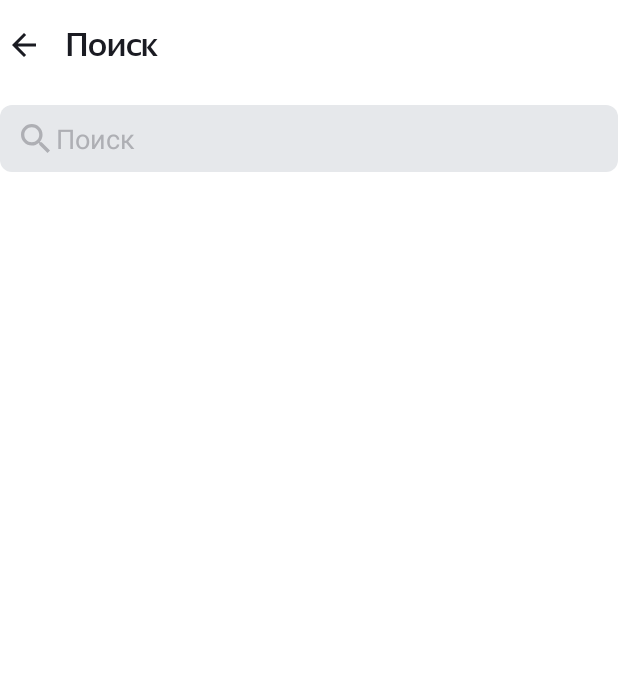
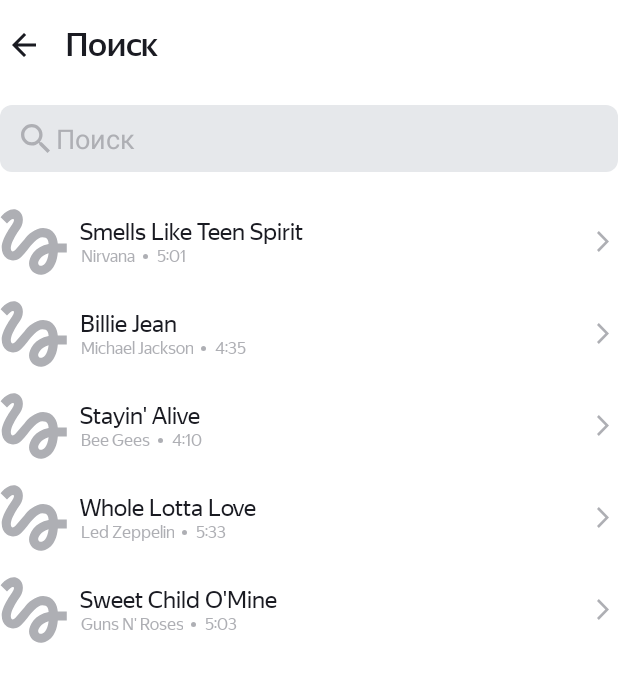
Before and after one commit to Filin1985/Playlist, an Android app: the SearchActivity screen opened directly, with no data from a screen before it, on a phone screen of 412 x 824 dp. Shown: the top 682 px of the screen. Run offline under Robolectric (Android 15) with nearby library versions, the phone set to English and light mode, and no system bars; pictures from the network do not load.

Commit message:
Finish RecyclerView for playlist in search activity

```diff
--- a/app/build.gradle.kts
+++ b/app/build.gradle.kts
@@ -45,4 +45,7 @@ dependencies {
     testImplementation(libs.junit)
     androidTestImplementation(libs.androidx.junit)
     androidTestImplementation(libs.androidx.espresso.core)
+
+    implementation("com.github.bumptech.glide:glide:4.15.0")
+    annotationProcessor("com.github.bumptech.glide:compiler:4.15.0")
 }
--- a/app/src/main/AndroidManifest.xml
+++ b/app/src/main/AndroidManifest.xml
@@ -1,6 +1,8 @@
 <?xml version="1.0" encoding="utf-8"?>
 <manifest xmlns:android="http://schemas.android.com/apk/res/android"
     xmlns:tools="http://schemas.android.com/tools">
+
+    <uses-permission android:name="android.permission.INTERNET"/>
 
     <application
         android:screenOrientation="portrait"
--- a/app/src/main/java/com/example/playlistmaker/SearchActivity.kt
+++ b/app/src/main/java/com/example/playlistmaker/SearchActivity.kt
@@ -15,6 +15,9 @@ import androidx.activity.enableEdgeToEdge
 import androidx.appcompat.app.AppCompatActivity
 import androidx.core.view.ViewCompat
 import androidx.core.view.WindowInsetsCompat
+import androidx.recyclerview.widget.LinearLayoutManager
+import androidx.recyclerview.widget.RecyclerView
+import com.bumptech.glide.Glide
 
 class SearchActivity : AppCompatActivity() {
     private var searchInput: String = ""
@@ -29,6 +32,11 @@ class SearchActivity : AppCompatActivity() {
             v.setPadding(systemBars.left, systemBars.top, systemBars.right, systemBars.bottom)
             insets
         }
+
+        val trackRecycleView = findViewById<RecyclerView>(R.id.trackSearchRecyclerView)
+        trackRecycleView.layoutManager = LinearLayoutManager(this)
+        val trackAdapter = TracksAdapter(MockSongsData.getSongsData())
+        trackRecycleView.adapter = trackAdapter
 
         val arrowBack = findViewById<ImageView>(R.id.arrow_back)
         arrowBack.setOnClickListener {
--- /dev/null
+++ b/app/src/main/java/com/example/playlistmaker/Track.kt
@@ -0,0 +1,81 @@
+package com.example.playlistmaker
+
+import android.view.LayoutInflater
+import android.view.ViewGroup
+import android.widget.ImageView
+import android.widget.TextView
+import androidx.recyclerview.widget.RecyclerView
+import com.bumptech.glide.Glide
+import com.bumptech.glide.load.resource.bitmap.RoundedCorners
+
+
+data class Track(val trackName: String, val artistName: String, val trackTime: String, val artworkUrl100: String)
+
+class TracksViewHolder(parentView: ViewGroup): RecyclerView.ViewHolder(LayoutInflater.from(parentView.context).inflate(R.layout.song_card, parentView, false)) {
+    private val trackName: TextView = itemView.findViewById(R.id.trackName)
+    private val artistName: TextView = itemView.findViewById(R.id.artistName)
+    private val trackTime: TextView = itemView.findViewById(R.id.trackTime)
+    private val artworkUrl100: ImageView = itemView.findViewById(R.id.artworkUrl)
+
+    fun bind(model: Track) {
+        trackName.text = model.trackName
+        artistName.text = model.artistName
+        trackTime.text = model.trackTime
+        Glide.with(itemView)
+            .load(model.artworkUrl100)
+            .placeholder(R.drawable.default_art_work)
+            .transform(RoundedCorners(itemView.resources.getDimensionPixelSize(R.dimen.art_work)))
+            .into(artworkUrl100)
+    }
+}
+
+class TracksAdapter(
+    private val tracks : List<Track>
+) : RecyclerView.Adapter<TracksViewHolder>() {
+
+    override fun onCreateViewHolder(parent: ViewGroup, viewType: Int): TracksViewHolder {
+        return TracksViewHolder(parent)
+    }
+
+    override fun onBindViewHolder(holder: TracksViewHolder, position: Int) {
+        holder.bind(tracks[position])
+    }
+
+    override fun getItemCount(): Int = tracks.size
+
+}
+
+object MockSongsData {
+    fun getSongsData() = listOf(
+        Track(
+            trackName = "Smells Like Teen Spirit",
+            artistName = "Nirvana",
+            trackTime = "5:01",
+            artworkUrl100 = "https://is5-ssl.mzstatic.com/image/thumb/Music115/v4/7b/58/c2/7b58c21a-2b51-2bb2-e59a-9bb9b96ad8c3/00602567924166.rgb.jpg/100x100bb.jpg"
+        ),
+        Track(
+            trackName = "Billie Jean",
+            artistName = "Michael Jackson",
+            trackTime = "4:35",
+            artworkUrl100 = "https://is5-ssl.mzstatic.com/image/thumb/Music125/v4/3d/9d/38/3d9d3811-71f0-3a0e-1ada-3004e56ff852/827969428726.jpg/100x100bb.jpg"
+        ),
+        Track(
+            trackName = "Stayin' Alive",
+            artistName = "Bee Gees",
+            trackTime = "4:10",
+            artworkUrl100 = "https://is4-ssl.mzstatic.com/image/thumb/Music115/v4/1f/80/1f/1f801fc1-8c0f-ea3e-d3e5-387c6619619e/16UMGIM86640.rgb.jpg/100x100bb.jpg"
+        ),
+        Track(
+            trackName = "Whole Lotta Love",
+            artistName = "Led Zeppelin",
+            trackTime = "5:33",
+            artworkUrl100 = "https://is2-ssl.mzstatic.com/image/thumb/Music62/v4/7e/17/e3/7e17e33f-2efa-2a36-e916-7f808576cf6b/mzm.fyigqcbs.jpg/100x100bb.jpg"
+        ),
+        Track(
+            trackName = "Sweet Child O'Mine",
+            artistName = "Guns N' Roses",
+            trackTime = "5:03",
+            artworkUrl100 = "https://is5-ssl.mzstatic.com/image/thumb/Music125/v4/a0/4d/c4/a04dc484-03cc-02aa-fa82-5334fcb4bc16/18UMGIM24878.rgb.jpg/100x100bb.jpg"
+        )
+    )
+}
--- /dev/null
+++ b/app/src/main/res/drawable/default_art_work.xml
@@ -0,0 +1,9 @@
+<vector xmlns:android="http://schemas.android.com/apk/res/android"
+    android:width="35dp"
+    android:height="35dp"
+    android:viewportWidth="35"
+    android:viewportHeight="35">
+    <path
+        android:pathData="M3.606,7.919C4.919,6.588 6.231,5.387 6.812,5.631C7.75,6.006 6.812,7.563 6.25,8.481C5.781,9.269 0.887,15.775 0.887,20.313C0.887,22.712 1.787,24.7 3.4,25.9C4.806,26.95 6.662,27.269 8.35,26.763C10.356,26.181 12.006,24.138 14.087,21.569C16.356,18.775 19.394,15.119 21.737,15.119C24.794,15.119 24.831,17.013 25.038,18.475C17.95,19.675 14.95,25.356 14.95,28.544C14.95,31.731 17.65,34.338 20.969,34.338C24.025,34.338 29.013,31.844 29.763,22.9H34.375V18.212H29.744C29.462,15.119 27.7,10.337 22.188,10.337C17.969,10.337 14.35,13.919 12.925,15.663C11.837,17.031 9.062,20.313 8.631,20.763C8.162,21.325 7.356,22.337 6.55,22.337C5.706,22.337 5.2,20.781 5.875,18.737C6.531,16.694 8.5,13.375 9.344,12.137C10.806,10 11.781,8.538 11.781,5.988C11.781,1.919 8.706,0.625 7.075,0.625C4.6,0.625 2.444,2.5 1.975,2.969C1.3,3.644 0.737,4.206 0.325,4.713L3.606,7.919ZM21.025,29.781C20.444,29.781 19.638,29.294 19.638,28.431C19.638,27.306 21.006,24.306 25.019,23.256C24.456,28.3 22.337,29.781 21.025,29.781Z"
+        android:fillColor="#AEAFB4"/>
+</vector>
--- /dev/null
+++ b/app/src/main/res/drawable/ic_dot.xml
@@ -0,0 +1,9 @@
+<vector xmlns:android="http://schemas.android.com/apk/res/android"
+    android:width="3dp"
+    android:height="3dp"
+    android:viewportWidth="3"
+    android:viewportHeight="3">
+  <path
+      android:pathData="M1.5,1.5m-1.5,0a1.5,1.5 0,1 1,3 0a1.5,1.5 0,1 1,-3 0"
+      android:fillColor="#AEAFB4"/>
+</vector>
--- /dev/null
+++ b/app/src/main/res/drawable/ic_song_arrow.xml
@@ -0,0 +1,9 @@
+<vector xmlns:android="http://schemas.android.com/apk/res/android"
+    android:width="8dp"
+    android:height="14dp"
+    android:viewportWidth="8"
+    android:viewportHeight="14">
+  <path
+      android:pathData="M0,12.748L1.213,14L8,7L1.213,0L0,1.252L5.573,7L0,12.748Z"
+      android:fillColor="#AEAFB4"/>
+</vector>
--- a/app/src/main/res/layout/activity_search.xml
+++ b/app/src/main/res/layout/activity_search.xml
@@ -10,7 +10,9 @@
         android:layout_width="match_parent"
         android:layout_height="match_parent"
         android:gravity="top"
-        android:orientation="vertical">
+        android:orientation="vertical"
+        tools:layout_editor_absoluteX="16dp"
+        tools:layout_editor_absoluteY="2dp">
 
         <LinearLayout
             android:layout_width="match_parent"
@@ -31,6 +33,7 @@
             android:layout_width="match_parent"
             android:layout_height="wrap_content"
             android:layout_marginTop="24dp"
+            android:layout_marginBottom="16dp"
             android:orientation="horizontal"
             tools:context=".MainActivity">
 
@@ -42,12 +45,17 @@
 
             <ImageView
                 android:id="@+id/clearIcon"
+                style="@style/IconSearchStyle"
+                android:contentDescription="@string/search"
                 android:src="@drawable/ic_clear"
-                android:contentDescription="@string/search"
-                android:visibility="gone"
-                style="@style/IconSearchStyle"/>
+                android:visibility="gone" />
         </FrameLayout>
 
+
+        <androidx.recyclerview.widget.RecyclerView
+            android:id="@+id/trackSearchRecyclerView"
+            android:layout_width="match_parent"
+            android:layout_height="match_parent" />
     </LinearLayout>
 
 
--- /dev/null
+++ b/app/src/main/res/layout/song_card.xml
@@ -0,0 +1,70 @@
+<?xml version="1.0" encoding="utf-8"?>
+    <LinearLayout
+        xmlns:android="http://schemas.android.com/apk/res/android"
+        xmlns:tools="http://schemas.android.com/tools"
+        android:layout_width="match_parent"
+        android:layout_height="wrap_content"
+        android:orientation="horizontal"
+        android:gravity="center_vertical">
+
+        <ImageView
+            android:id="@+id/artworkUrl"
+            android:layout_width="45dp"
+            android:layout_height="45dp"
+            android:scaleType="centerCrop"
+            android:layout_gravity="center"
+            tools:src="@drawable/default_art_work"/>
+
+        <LinearLayout
+            android:layout_width="0dp"
+            android:layout_height="wrap_content"
+            android:layout_weight="1"
+            android:orientation="vertical"
+            android:paddingVertical="14dp"
+            android:paddingStart="8dp">
+
+            <TextView
+                android:id="@+id/trackName"
+                style="@style/TextSettingsStyle"
+                android:layout_width="match_parent"
+                android:layout_height="wrap_content"
+                android:ellipsize="end"
+                android:gravity="center_vertical"
+                android:maxLines="1"
+                tools:text="Yesterday (Remastered 2009)" />
+
+            <LinearLayout
+                android:layout_width="match_parent"
+                android:layout_height="wrap_content"
+                android:orientation="horizontal">
+
+                <TextView
+                    android:id="@+id/artistName"
+                    android:ellipsize="end"
+                    android:gravity="end"
+                    android:maxLines="1"
+                    tools:text="The Beatles"
+                    style="@style/ArtistTextStyle"/>
+
+                <ImageView
+                    android:id="@+id/dot"
+                    android:paddingLeft="5dp"
+                    android:paddingRight="5dp"
+                    android:src="@drawable/ic_dot"
+                    style="@style/ImageSettingsStyle"/>
+
+                <TextView
+                    android:id="@+id/trackTime"
+                    tools:text="2:55"
+                    style="@style/ArtistTextStyle"/>
+
+            </LinearLayout>
+
+        </LinearLayout>
+
+        <ImageView
+            android:id="@+id/songArrow"
+            android:layout_gravity="center_vertical"
+            android:src="@drawable/ic_song_arrow"
+            style="@style/ImageSettingsStyle"/>
+    </LinearLayout>
--- /dev/null
+++ b/app/src/main/res/values-night/styles.xml
@@ -0,0 +1,20 @@
+<?xml version="1.0" encoding="utf-8"?>
+<resources>
+    <style name="ArtistTextStyle">
+        <item name="android:layout_width">wrap_content</item>
+        <item name="android:layout_height">wrap_content</item>
+        <item name="android:textSize">@dimen/artist_text_size</item>
+        <item name="android:textColor">@color/yp_white</item>
+        <item name="fontFamily">@font/ys_display_regular</item>
+    </style>
+
+    <style name="ImageSettingsStyle">
+        <item name="android:layout_width">wrap_content</item>
+        <item name="android:layout_height">wrap_content</item>
+        <item name="android:layout_gravity">center</item>
+        <item name="android:scaleType">center</item>
+        <item name="android:gravity">end</item>
+        <item name="android:paddingEnd">@dimen/icon_padding_right</item>
+        <item name="tint">@color/yp_white</item>
+    </style>
+</resources>
--- a/app/src/main/res/values-night/themes.xml
+++ b/app/src/main/res/values-night/themes.xml
@@ -9,6 +9,7 @@
         <item name="android:navigationBarColor">@color/yp_black</item>
         <item name="android:textColorPrimary">@color/yp_white</item>
         <item name="android:textColorHintInverse">@color/black</item>
+        <item name="android:textColor">@color/yp_white</item>
         <item name="android:statusBarColor">@color/yp_black</item>
         <item name="thumbTint">@color/yp_blue</item>
         <item name="trackTint">@color/yp_blue_light</item>
--- a/app/src/main/res/values/dimens.xml
+++ b/app/src/main/res/values/dimens.xml
@@ -5,10 +5,12 @@
     <dimen name="main_padding_bottom">28dp</dimen>
     <dimen name="main_text_size">22sp</dimen>
     <dimen name="second_text_size">16sp</dimen>
+    <dimen name="artist_text_size">11sp</dimen>
     <dimen name="corner_radius">16dp</dimen>
     <dimen name="icon_padding">5dp</dimen>
     <dimen name="icon_padding_right">6dp</dimen>
     <dimen name="list_item_padding">21dp</dimen>
     <dimen name="settings_margin_top">60dp</dimen>
     <dimen name="font_weight_400">400</dimen>
+    <dimen name="art_work">2dp</dimen>
 </resources>
--- a/app/src/main/res/values/styles.xml
+++ b/app/src/main/res/values/styles.xml
@@ -94,4 +94,12 @@
         <item name="android:layout_gravity">end|center_vertical</item>
         <item name="android:background">@color/yp_light_gray</item>
     </style>
+
+    <style name="ArtistTextStyle">
+        <item name="android:layout_width">wrap_content</item>
+        <item name="android:layout_height">wrap_content</item>
+        <item name="android:textSize">@dimen/artist_text_size</item>
+        <item name="android:textColor">?android:attr/textColor</item>
+        <item name="fontFamily">@font/ys_display_regular</item>
+    </style>
 </resources>
--- a/app/src/main/res/values/themes.xml
+++ b/app/src/main/res/values/themes.xml
@@ -9,6 +9,7 @@
         <item name="android:navigationBarColor">@color/yp_black</item>
         <item name="android:textColorPrimary">@color/yp_black</item>
         <item name="android:textColorHintInverse">@color/yp_text_gray</item>
+        <item name="android:textColor">@color/yp_text_gray</item>
         <item name="android:statusBarColor">@color/yp_black</item>
         <item name="thumbTint">@color/yp_text_gray</item>
         <item name="trackTint">@color/yp_light_gray</item>
```
Lines whose indentation alone changed are shown as unchanged.
